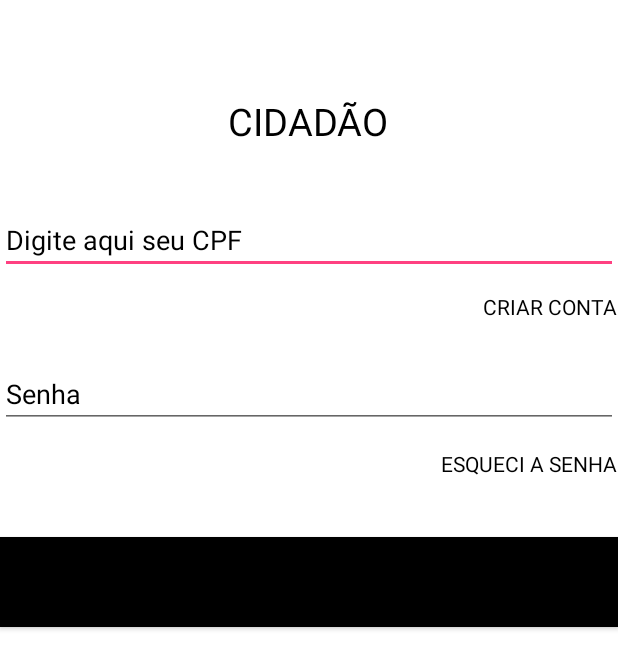
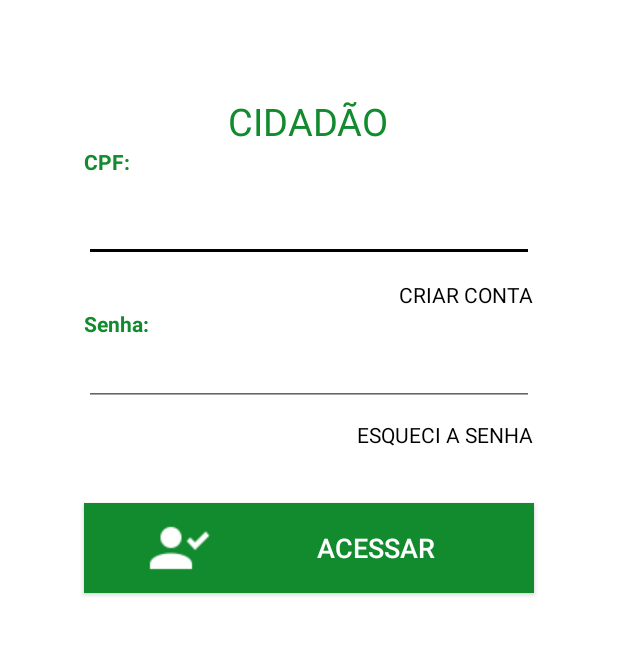
Before and after one commit to apdiegosilva/City360, an Android app: the LoginCidadaoActivity screen opened directly, with no data from a screen before it, on a phone screen of 412 x 824 dp. Shown: the top 669 px of the screen. Run offline under Robolectric (Android 15) with nearby library versions, the phone set to English and light mode, and no system bars.

Commit message:
Finalizao tela Login Cidadao

```diff
--- a/app/src/main/java/city360/fernandosoares/com/city360/LoginCidadaoActivity.java
+++ b/app/src/main/java/city360/fernandosoares/com/city360/LoginCidadaoActivity.java
@@ -6,12 +6,18 @@ import android.os.Bundle;
 import android.view.View;
 import android.widget.Button;
 import android.widget.TextView;
+import android.widget.Toast;
+
+import org.w3c.dom.Text;
 
 public class LoginCidadaoActivity extends AppCompatActivity {
 
     private Button btnAcessar;
     private TextView CriarConta;
     private TextView EsqueciSenha;
+    private TextView cpf;
+    private TextView senha;
+
 
     @Override
     protected void onCreate(Bundle savedInstanceState) {
@@ -21,11 +27,21 @@ public class LoginCidadaoActivity extends AppCompatActivity {
         btnAcessar = (Button) findViewById(R.id.btnAcessoCidadaoId);
         CriarConta = (TextView) findViewById(R.id.txtCriarContaId);
         EsqueciSenha = (TextView) findViewById(R.id.txtEsqueciSenhaId);
+        cpf = (TextView) findViewById(R.id.extCpfId);
+        senha = (TextView) findViewById(R.id.etxtSenhaId);
 
         btnAcessar.setOnClickListener(new View.OnClickListener() {
             @Override
             public void onClick(View view) {
-                startActivity(new Intent(LoginCidadaoActivity.this, PrincipalCidadaoActivity.class));
+                String senhaDigitada = senha.getText().toString().trim();
+                String cpfDigitado = cpf.getText().toString().trim();
+                if (senhaDigitada.equals("") || cpfDigitado.equals("")){
+                    Toast.makeText(LoginCidadaoActivity.this, "DIGITE TODOS OS DADOS ANTES DE PROSSEGUIR", Toast.LENGTH_SHORT).show();
+                }else{
+                    startActivity(new Intent(LoginCidadaoActivity.this, PrincipalCidadaoActivity.class));
+                }
+
+
             }
         });
 
--- a/app/src/main/res/layout/activity_login_cidadao.xml
+++ b/app/src/main/res/layout/activity_login_cidadao.xml
@@ -15,64 +15,57 @@
         android:layout_centerHorizontal="true"
         android:layout_marginTop="63dp"
         android:text="@string/Título"
-        android:textColor="@color/texto_meio_tela"
+        android:textColor="@color/Verde"
         android:textSize="25sp"
         tools:layout_editor_absoluteX="162dp"
         tools:layout_editor_absoluteY="45dp" />
 
     <EditText
         android:id="@+id/extCpfId"
-        android:layout_width="wrap_content"
+        android:layout_width="300dp"
         android:layout_height="wrap_content"
-        android:layout_below="@+id/textView"
-        android:layout_marginTop="39dp"
+        android:layout_below="@+id/textView32"
+        android:layout_centerHorizontal="true"
+        android:layout_marginTop="12dp"
         android:ems="10"
-        android:hint="Digite aqui seu CPF"
         android:inputType="number"
-        android:textColor="@color/Texto_city"
         android:textColorHint="@color/Texto_city"
-        android:layout_alignParentRight="true"
-        android:layout_alignParentEnd="true"
-        android:layout_alignParentLeft="true"
-        android:layout_alignParentStart="true" />
+        android:textColorLink="@color/Verde" />
 
     <EditText
         android:id="@+id/etxtSenhaId"
-        android:layout_width="wrap_content"
+        android:layout_width="300dp"
         android:layout_height="wrap_content"
-        android:layout_alignLeft="@+id/extCpfId"
-        android:layout_alignStart="@+id/extCpfId"
-        android:layout_below="@+id/txtCriarContaId"
-        android:layout_marginTop="26dp"
+        android:layout_alignEnd="@+id/txtEsqueciSenhaId"
+        android:layout_alignRight="@+id/txtEsqueciSenhaId"
+        android:layout_below="@+id/textView33"
         android:ems="10"
-        android:hint="Senha"
         android:inputType="textPassword"
         android:textColor="@color/Texto_city"
         android:textColorHint="@color/Texto_city"
-        android:layout_alignParentRight="true"
-        android:layout_alignParentEnd="true" />
+        android:textColorLink="@color/Verde" />
 
     <Button
         android:id="@+id/btnAcessoCidadaoId"
         android:layout_width="300dp"
         android:layout_height="60dp"
         android:layout_alignEnd="@+id/txtEsqueciSenhaId"
-        android:layout_alignLeft="@+id/etxtSenhaId"
         android:layout_alignRight="@+id/txtEsqueciSenhaId"
-        android:layout_alignStart="@+id/etxtSenhaId"
         android:layout_below="@+id/txtEsqueciSenhaId"
-        android:layout_marginTop="39dp"
-        android:background="@color/Texto_city"
+        android:layout_marginTop="36dp"
+        android:background="@color/Verde"
+        android:drawableLeft="@drawable/entrar"
+        android:paddingLeft="40dp"
         android:text="Acessar"
-        android:textColor="@color/texto_meio_tela"
+        android:textColor="@color/colorPrimaryDark"
         android:textSize="18dp" />
 
     <TextView
         android:id="@+id/txtCriarContaId"
         android:layout_width="wrap_content"
         android:layout_height="wrap_content"
-        android:layout_alignEnd="@+id/etxtSenhaId"
-        android:layout_alignRight="@+id/etxtSenhaId"
+        android:layout_alignEnd="@+id/extCpfId"
+        android:layout_alignRight="@+id/extCpfId"
         android:layout_below="@+id/extCpfId"
         android:layout_marginTop="12dp"
         android:text="@string/Conta"
@@ -82,11 +75,33 @@
         android:id="@+id/txtEsqueciSenhaId"
         android:layout_width="wrap_content"
         android:layout_height="wrap_content"
-        android:layout_alignEnd="@+id/etxtSenhaId"
-        android:layout_alignRight="@+id/etxtSenhaId"
+        android:layout_alignEnd="@+id/txtCriarContaId"
+        android:layout_alignRight="@+id/txtCriarContaId"
         android:layout_below="@+id/etxtSenhaId"
-        android:layout_marginTop="14dp"
+        android:layout_marginTop="9dp"
         android:text="@string/REcuperar_senha"
-        android:textColor="@color/texto_meio_tela" />
+        android:textColor="@android:color/background_dark" />
+
+    <TextView
+        android:id="@+id/textView32"
+        android:layout_width="wrap_content"
+        android:layout_height="wrap_content"
+        android:layout_alignLeft="@+id/extCpfId"
+        android:layout_alignStart="@+id/extCpfId"
+        android:layout_below="@+id/textView"
+        android:text="CPF:"
+        android:textColor="@color/Verde"
+        android:textStyle="bold" />
+
+    <TextView
+        android:id="@+id/textView33"
+        android:layout_width="wrap_content"
+        android:layout_height="wrap_content"
+        android:layout_alignLeft="@+id/etxtSenhaId"
+        android:layout_alignStart="@+id/etxtSenhaId"
+        android:layout_below="@+id/txtCriarContaId"
+        android:text="Senha:"
+        android:textColor="@color/Verde"
+        android:textStyle="bold" />
 
 </RelativeLayout>
--- a/app/src/main/res/values/colors.xml
+++ b/app/src/main/res/values/colors.xml
@@ -2,11 +2,12 @@
 <resources>
     <color name="colorPrimary">#128b2e</color>
     <color name="colorPrimaryDark">#ffffff</color>
-    <color name="colorAccent">#FF4081</color>
+    <color name="colorAccent">#000000</color>
     <color name="Fundo_app">#ffffff</color>
     <color name="Texto_city">#000000</color>
     <color name="texto_meio_tela">#000000</color>
     <color name="Verde">#128b2e</color>
     <color name="Laranja">#ea9000</color>
+    <color name="Vermelho">#f72424</color>
 
 </resources>
```
Also changed, not shown: app/src/main/res/drawable/cancel.png (added), app/src/main/res/drawable/entrar.png (added).
